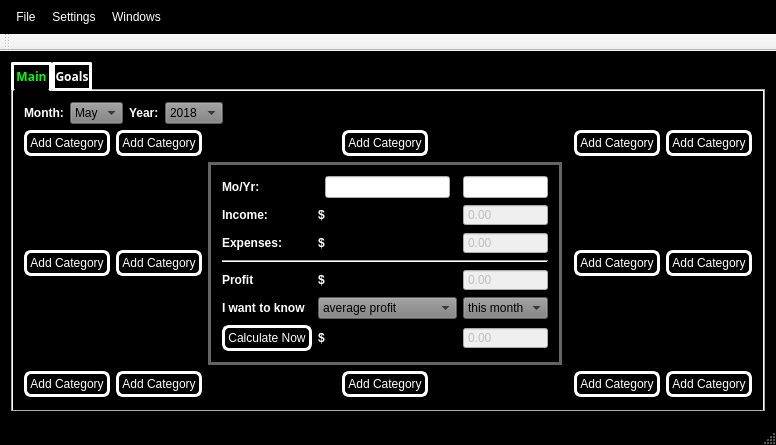
This is source/mudget.ui in ItsMoss/mUdget as Qt 5 draws it before an edit. The edited form follows.
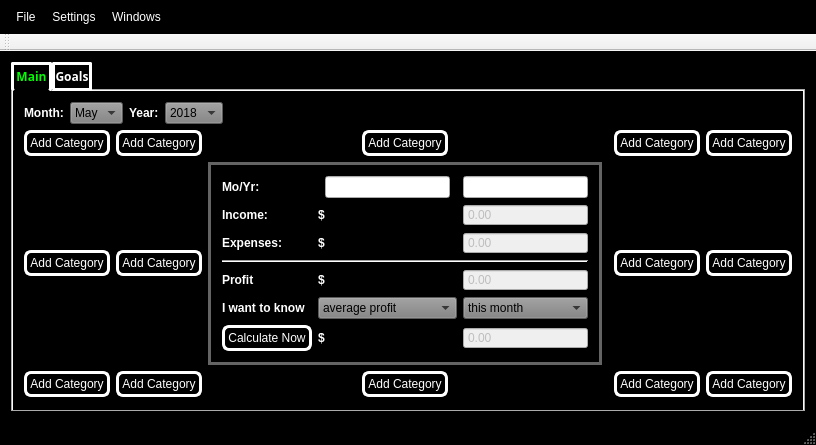
This is the edited form.

```diff
--- a/source/mudget.ui
+++ b/source/mudget.ui
@@ -385,6 +385,12 @@
         </item>
         <item row="2" column="2">
          <widget class="QFrame" name="mossHub">
+          <property name="sizePolicy">
+           <sizepolicy hsizetype="MinimumExpanding" vsizetype="Preferred">
+            <horstretch>0</horstretch>
+            <verstretch>0</verstretch>
+           </sizepolicy>
+          </property>
           <property name="styleSheet">
            <string notr="true"/>
           </property>
```
